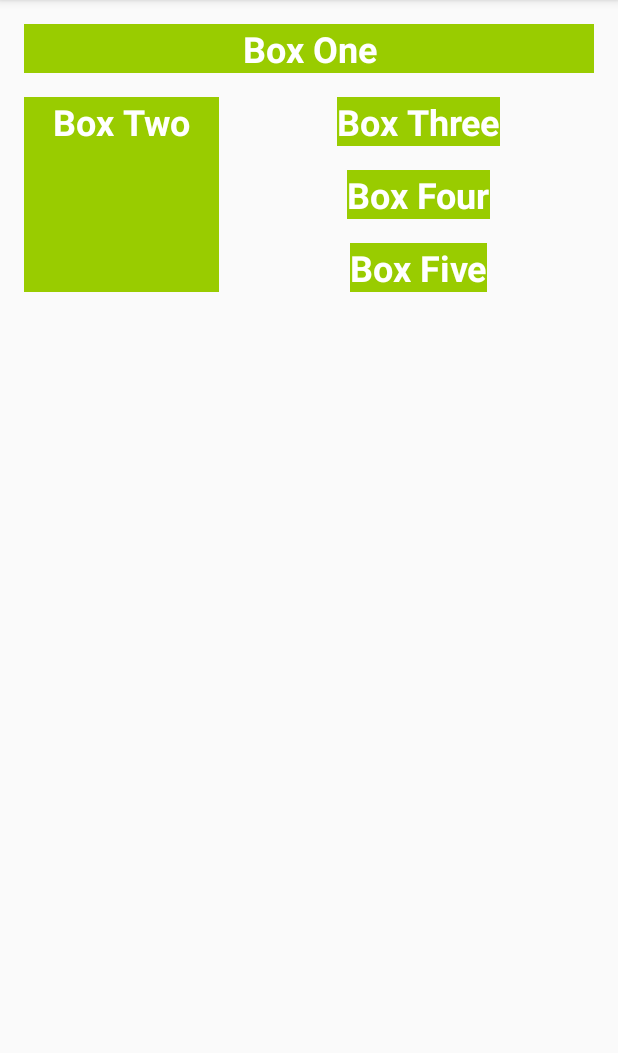
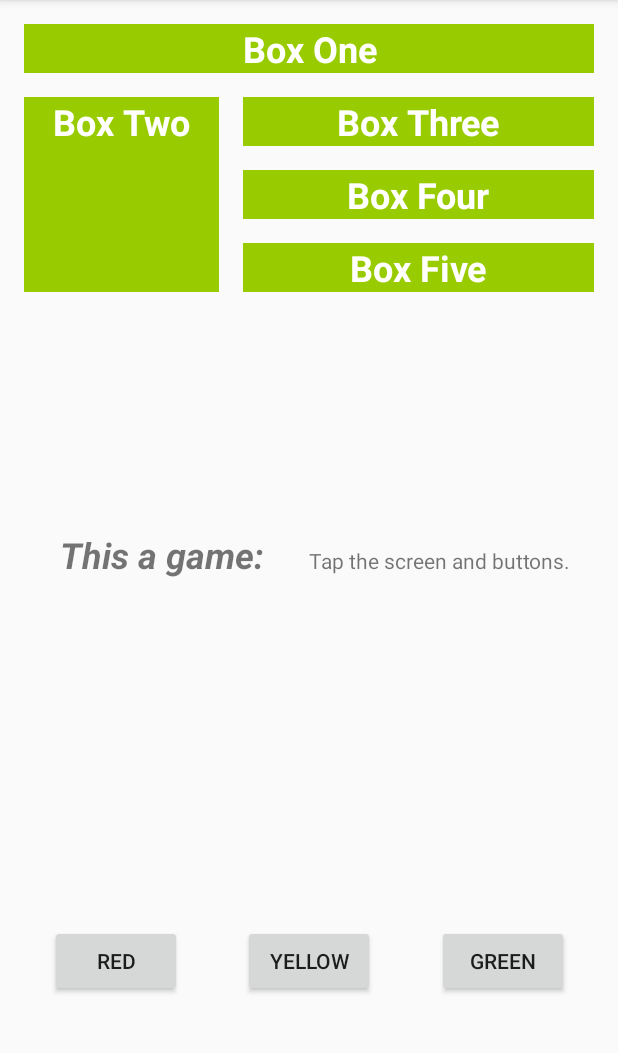
Before and after one commit to OwenHHHH/ColorMyViewOwenHandelman, an Android app: the screen it shows after launch (MainActivity), on a phone screen of 412 x 824 dp, the part 84-1137 px from its top. Run offline under Robolectric (Android 15) with nearby library versions, the phone set to English and light mode, and no system bars.

Commit message:
8/1/2019 update

```diff
--- a/app/src/main/java/com/handelman/colormyviews/MainActivity.kt
+++ b/app/src/main/java/com/handelman/colormyviews/MainActivity.kt
@@ -1,12 +1,40 @@
 package com.handelman.colormyviews
 
+import android.graphics.Color
 import androidx.appcompat.app.AppCompatActivity
 import android.os.Bundle
+import android.view.View
+import kotlinx.android.synthetic.main.activity_main.*
 
 class MainActivity : AppCompatActivity() {
 
     override fun onCreate(savedInstanceState: Bundle?) {
         super.onCreate(savedInstanceState)
         setContentView(R.layout.activity_main)
+
+        setListeners()
+    }
+
+    private fun setListeners() {
+        val clickableViews: List<View> =
+                listOf(box_one_text, box_two_text, box_three, box_four, box_five, constraint_layout, button, button2, button3)
+        for (item in clickableViews) {
+            item.setOnClickListener { makeColored(it) }
+        }
+    }
+
+    private fun makeColored(view: View) {
+        when (view.id) {
+            R.id.box_one_text -> view.setBackgroundColor(Color.DKGRAY)
+            R.id.box_two_text -> view.setBackgroundColor(Color.GRAY)
+            R.id.box_three -> view.setBackgroundResource(android.R.color.holo_green_light)
+            R.id.box_four -> view.setBackgroundResource(android.R.color.holo_green_dark)
+            R.id.box_five -> view.setBackgroundResource(android.R.color.holo_green_light)
+            R.id.button -> view.setBackgroundResource(android.R.color.holo_red_light)
+            R.id.button2 -> view.setBackgroundResource(android.R.color.holo_blue_light)
+            R.id.button3 -> view.setBackgroundResource(android.R.color.holo_green_dark)
+            else -> view.setBackgroundColor(Color.LTGRAY)
+
+        }
     }
 }
--- a/app/src/main/res/layout/activity_main.xml
+++ b/app/src/main/res/layout/activity_main.xml
@@ -5,7 +5,8 @@
         xmlns:app="http://schemas.android.com/apk/res-auto"
         android:layout_width="match_parent"
         android:layout_height="match_parent"
-        tools:context=".MainActivity">
+        tools:context=".MainActivity"
+        android:id="@+id/constraint_layout">
 
     <TextView
             android:layout_width="0dp"
@@ -28,17 +29,17 @@
             app:layout_constraintVertical_bias="0.0"/>
     <TextView
             android:text="@string/box_three"
-            android:layout_width="wrap_content"
+            android:layout_width="0dp"
             android:layout_height="wrap_content"
             android:id="@+id/box_three" app:layout_constraintStart_toEndOf="@+id/box_two_text"
             android:layout_marginStart="16dp" app:layout_constraintEnd_toEndOf="parent" android:layout_marginEnd="16dp"
             style="@style/whiteBox"
             app:layout_constraintHorizontal_bias="0.5"
-            app:layout_constraintBottom_toTopOf="@+id/box_four" app:layout_constraintVertical_bias="0.19999999"
+            app:layout_constraintBottom_toTopOf="@+id/box_four" app:layout_constraintVertical_bias="0.0"
             app:layout_constraintTop_toTopOf="@+id/box_two_text"/>
     <TextView
             android:text="@string/box_five"
-            android:layout_width="wrap_content"
+            android:layout_width="0dp"
             android:layout_height="wrap_content"
             android:id="@+id/box_five"
             app:layout_constraintBottom_toBottomOf="@+id/box_two_text"
@@ -47,12 +48,58 @@
             app:layout_constraintTop_toBottomOf="@+id/box_four" app:layout_constraintHorizontal_bias="0.5"/>
     <TextView
             android:text="@string/box_four"
-            android:layout_width="wrap_content"
+            android:layout_width="0dp"
             android:layout_height="wrap_content"
             android:id="@+id/box_four" app:layout_constraintStart_toEndOf="@+id/box_two_text"
             android:layout_marginStart="16dp" app:layout_constraintEnd_toEndOf="parent" android:layout_marginEnd="16dp"
             style="@style/whiteBox" app:layout_constraintTop_toBottomOf="@+id/box_three"
             app:layout_constraintHorizontal_bias="0.5" app:layout_constraintBottom_toTopOf="@+id/box_five"
             android:layout_marginTop="16dp" android:layout_marginBottom="16dp"/>
+    <TextView
+            android:text="@string/how_to_play"
+            android:layout_width="wrap_content"
+            android:layout_height="32dp"
+            android:id="@+id/label_text" android:textSize="@dimen/box_text_size"
+            android:textStyle="bold|italic" android:layout_marginStart="40dp"
+            app:layout_constraintStart_toStartOf="parent"
+            app:layout_constraintBaseline_toBaselineOf="@+id/info_text"/>
+    <TextView
+            android:text="@string/tap_the_boxes_and_buttons"
+            android:layout_width="wrap_content"
+            android:layout_height="wrap_content"
+            android:id="@+id/info_text" app:layout_constraintStart_toEndOf="@+id/label_text"
+            android:layout_marginStart="@dimen/margin_wide"
+            app:layout_constraintEnd_toEndOf="parent"
+            android:layout_marginEnd="@dimen/margin_wide" android:layout_marginBottom="@dimen/margin_half"
+            app:layout_constraintBottom_toBottomOf="parent" app:layout_constraintHorizontal_bias="0.473"
+            android:layout_marginTop="@dimen/margin_half" app:layout_constraintTop_toBottomOf="@+id/box_two_text"
+            app:layout_constraintVertical_bias="0.3"/>
+    <Button
+            android:text="@string/redbutton"
+            android:layout_width="wrap_content"
+            android:layout_height="wrap_content"
+            android:id="@+id/button"
+            app:layout_constraintEnd_toStartOf="@+id/button2"
+            android:layout_marginEnd="@dimen/margin_half" app:layout_constraintStart_toStartOf="parent"
+            app:layout_constraintHorizontal_bias="0.5" app:layout_constraintBaseline_toBaselineOf="@+id/button2"/>
+    <Button
+            android:text="@string/yellowbutton"
+            android:layout_width="wrap_content"
+            android:layout_height="wrap_content"
+            android:id="@+id/button2"
+            app:layout_constraintEnd_toStartOf="@+id/button3"
+            android:layout_marginEnd="@dimen/margin_half" app:layout_constraintStart_toEndOf="@+id/button"
+            app:layout_constraintHorizontal_bias="0.5"
+            android:layout_marginBottom="@dimen/margin_half"
+            app:layout_constraintBottom_toBottomOf="parent" android:layout_marginTop="@dimen/margin_half"
+            app:layout_constraintTop_toBottomOf="@+id/label_text" app:layout_constraintVertical_bias="0.7"/>
+    <Button
+            android:text="@string/greenbutton"
+            android:layout_width="wrap_content"
+            android:layout_height="wrap_content"
+            android:id="@+id/button3"
+            app:layout_constraintStart_toEndOf="@+id/button2" app:layout_constraintHorizontal_bias="0.5"
+            app:layout_constraintEnd_toEndOf="parent"
+            app:layout_constraintBaseline_toBaselineOf="@+id/button2"/>
 
 </androidx.constraintlayout.widget.ConstraintLayout>
--- a/app/src/main/res/values/colors.xml
+++ b/app/src/main/res/values/colors.xml
@@ -3,4 +3,8 @@
     <color name="colorPrimary">#008577</color>
     <color name="colorPrimaryDark">#00574B</color>
     <color name="colorAccent">#D81B60</color>
+
+    <color name="my_green">#12C700</color>
+    <color name="my_red">#E54304</color>
+    <color name="my_yellow">#FFC107</color>
 </resources>
--- a/app/src/main/res/values/strings.xml
+++ b/app/src/main/res/values/strings.xml
@@ -7,4 +7,8 @@
     <string name="box_five">Box Five</string>
     <string name="how_to_play">This a game:</string>
     <string name="tap_the_boxes_and_buttons">Tap the screen and buttons.</string>
+    <string name="how_to_play2019">This is a game:</string>
+    <string name="redbutton">RED</string>
+    <string name="yellowbutton">YELLOW</string>
+    <string name="greenbutton">GREEN</string>
 </resources>
```
Also changed, not shown: app/src/main/res/layout/artlayout.xml (+7 -7 lines).
